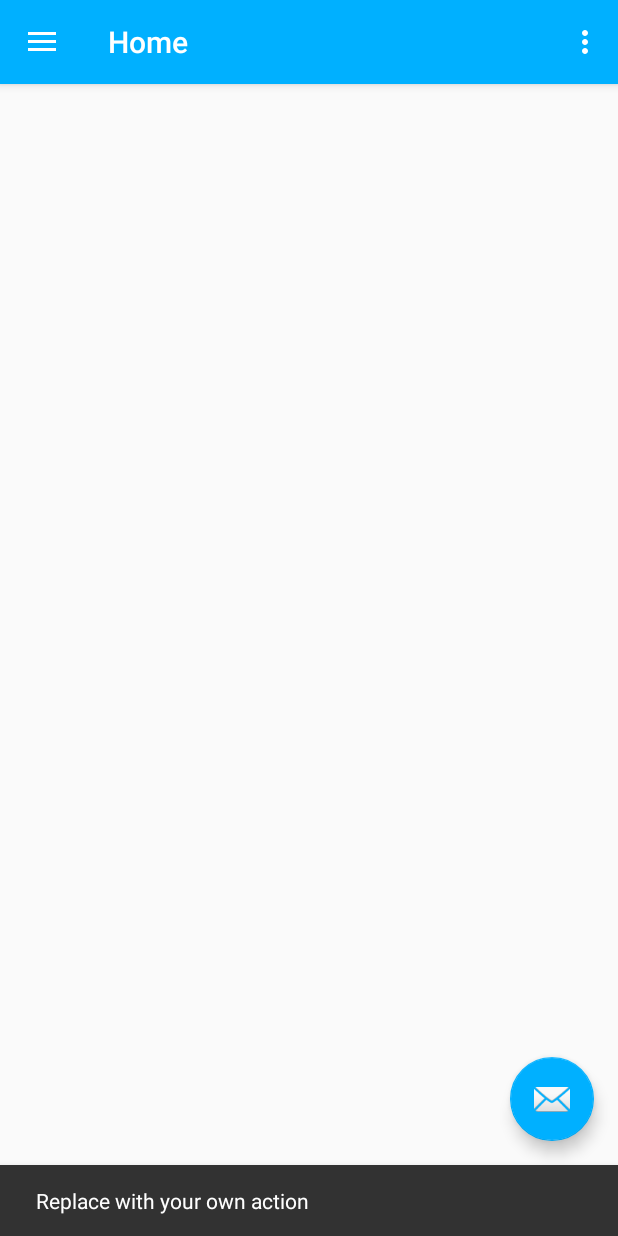
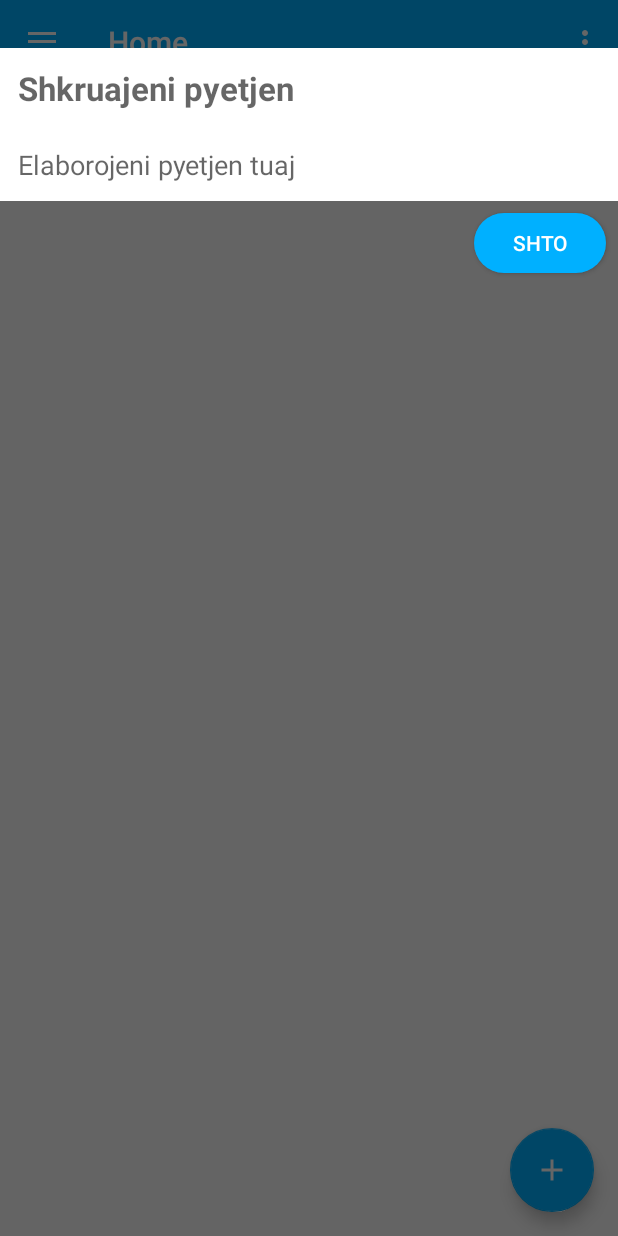
Before and after one commit to elironkryeziu/Sia, an Android app: the screen it shows after launch once a user with an empty profile is signed in (Home), after a tap on an icon or button, on a phone screen of 412 x 824 dp. Run offline under Robolectric (Android 15) with nearby library versions, the phone set to English and light mode, and no system bars; our stand-ins replace Firebase (no records; nobody signed in at launch, a user with empty details on screens opened directly); pictures from the network do not load.

Commit message:
Second commit

```diff
--- a/app/build.gradle
+++ b/app/build.gradle
@@ -32,6 +32,9 @@ dependencies {
     //firebase storage
     implementation 'com.google.firebase:firebase-storage:17.0.0'
 
+    //firebase database
+    implementation 'com.google.firebase:firebase-database:17.0.0'
+
     //Glide library
     implementation 'com.github.bumptech.glide:glide:4.9.0'
     annotationProcessor 'com.github.bumptech.glide:compiler:4.9.0'
@@ -42,6 +45,7 @@ dependencies {
     androidTestImplementation 'com.android.support.test.espresso:espresso-core:3.0.2'
     implementation 'com.android.support:mediarouter-v7:28.0.0'
     implementation 'com.android.support:recyclerview-v7:28.0.0'
+    implementation 'com.android.support:cardview-v7:28.0.0'
 }
 
 apply plugin: 'com.google.gms.google-services'
--- a/app/src/main/java/com/example/fiek/Activities/Home.java
+++ b/app/src/main/java/com/example/fiek/Activities/Home.java
@@ -1,9 +1,14 @@
 package com.example.fiek.Activities;
 
+import android.app.Dialog;
 import android.content.Intent;
+import android.graphics.Color;
+import android.graphics.drawable.ColorDrawable;
+import android.graphics.drawable.Drawable;
 import android.os.Bundle;
 import android.support.design.widget.FloatingActionButton;
 import android.support.design.widget.Snackbar;
+import android.view.Gravity;
 import android.view.View;
 import android.support.v4.view.GravityCompat;
 import android.support.v7.app.ActionBarDrawerToggle;
@@ -14,17 +19,27 @@ import android.support.v4.widget.DrawerLayout;
 import android.support.v7.app.AppCompatActivity;
 import android.support.v7.widget.Toolbar;
 import android.view.Menu;
+import android.widget.Button;
 import android.widget.ImageView;
+import android.widget.ProgressBar;
+import android.widget.Spinner;
 import android.widget.TextView;
+import android.widget.Toast;
 
 import com.bumptech.glide.Glide;
 import com.example.fiek.Fragments.HomeFragment;
 import com.example.fiek.Fragments.ProfileFragment;
 import com.example.fiek.Fragments.SavedFragment;
 import com.example.fiek.Fragments.SettingsFragment;
+import com.example.fiek.Models.Post;
 import com.example.fiek.R;
+import com.google.android.gms.tasks.OnSuccessListener;
 import com.google.firebase.auth.FirebaseAuth;
 import com.google.firebase.auth.FirebaseUser;
+import com.google.firebase.database.DatabaseReference;
+import com.google.firebase.database.FirebaseDatabase;
+
+import java.util.ArrayList;
 
 public class Home extends AppCompatActivity
         implements NavigationView.OnNavigationItemSelectedListener {
@@ -32,6 +47,10 @@ public class Home extends AppCompatActivity
 
     FirebaseAuth mAuth;
     FirebaseUser currentUser;
+    Dialog popAddPost;
+    Button btnAdd;
+    TextView popupTitle,popupContent;
+    ProgressBar popupProgressBar;
 
     @Override
     protected void onCreate(Bundle savedInstanceState) {
@@ -40,18 +59,20 @@ public class Home extends AppCompatActivity
         Toolbar toolbar = findViewById(R.id.toolbar);
         setSupportActionBar(toolbar);
 
-
-        //ini
         mAuth = FirebaseAuth.getInstance();
         currentUser = mAuth.getCurrentUser();
+
+        //metoda qe i inicializon elementet e popup formes per me shtu ni pytje
+        iniPopup();
+
+
 
 
         FloatingActionButton fab = findViewById(R.id.fab);
         fab.setOnClickListener(new View.OnClickListener() {
             @Override
             public void onClick(View view) {
-                Snackbar.make(view, "Replace with your own action", Snackbar.LENGTH_LONG)
-                        .setAction("Action", null).show();
+                popAddPost.show();
             }
         });
         DrawerLayout drawer = findViewById(R.id.drawer_layout);
@@ -63,6 +84,68 @@ public class Home extends AppCompatActivity
         navigationView.setNavigationItemSelectedListener(this);
 
         updateNavHeader();
+    }
+
+    private void iniPopup() {
+        popAddPost = new Dialog(this);
+        popAddPost.setContentView(R.layout.popup_add_post);
+        popAddPost.getWindow().setBackgroundDrawable(new ColorDrawable(Color.TRANSPARENT));
+        popAddPost.getWindow().setLayout(Toolbar.LayoutParams.MATCH_PARENT,Toolbar.LayoutParams.WRAP_CONTENT);
+        popAddPost.getWindow().getAttributes().gravity = Gravity.TOP;
+
+        btnAdd = popAddPost.findViewById(R.id.btnAdd);
+        popupTitle = popAddPost.findViewById(R.id.popupTitle);
+        popupContent = popAddPost.findViewById(R.id.popupContent);
+        popupProgressBar = popAddPost.findViewById(R.id.popProgressBar);
+
+        btnAdd.setOnClickListener(new View.OnClickListener() {
+            @Override
+            public void onClick(View v) {
+                btnAdd.setVisibility(View.INVISIBLE);
+                popupProgressBar.setVisibility(View.VISIBLE);
+
+                if (popupTitle.getText().toString().equals("")){
+                    btnAdd.setVisibility(View.VISIBLE);
+                    popupProgressBar.setVisibility(View.INVISIBLE);
+                    showMessage("Ju lutem shkruajeni pytjen tuaj");
+                }
+                else {
+                    //e ruajme pytjen ne firebase databaze
+                    Post post = new Post(popupTitle.getText().toString(),popupContent.getText().toString(),currentUser.getUid());
+
+                    addPost(post);
+
+
+                }
+
+
+            }
+        });
+
+    }
+
+    private void addPost(Post post) {
+
+        FirebaseDatabase database = FirebaseDatabase.getInstance();
+        DatabaseReference myRef = database.getReference("Posts").push();
+
+        String key = myRef.getKey();
+        post.setPostKey(key);
+
+        myRef.setValue(post).addOnSuccessListener(new OnSuccessListener<Void>() {
+            @Override
+            public void onSuccess(Void aVoid) {
+                showMessage("Pyetja juaj u dergua me sukses");
+                btnAdd.setVisibility(View.VISIBLE);
+                popupProgressBar.setVisibility(View.INVISIBLE);
+                popAddPost.dismiss();
+            }
+        });
+
+    }
+
+    private void showMessage(String message) {
+        Toast.makeText(Home.this,message,Toast.LENGTH_LONG).show();
     }
 
     @Override
--- a/app/src/main/java/com/example/fiek/Activities/RegisterActivity.java
+++ b/app/src/main/java/com/example/fiek/Activities/RegisterActivity.java
@@ -135,6 +135,7 @@ public class RegisterActivity extends AppCompatActivity {
     }
 
     private void createUserAccount(String email, final String name, String password) {
+
         mAuth.createUserWithEmailAndPassword(email,password)
                 .addOnCompleteListener(this, new OnCompleteListener<AuthResult>() {
                     @Override
--- /dev/null
+++ b/app/src/main/res/drawable/ic_add_black_24dp.xml
@@ -0,0 +1,5 @@
+<vector android:height="24dp" android:tint="#FFFFFF"
+    android:viewportHeight="24.0" android:viewportWidth="24.0"
+    android:width="24dp" xmlns:android="http://schemas.android.com/apk/res/android">
+    <path android:fillColor="#FF000000" android:pathData="M19,13h-6v6h-2v-6H5v-2h6V5h2v6h6v2z"/>
+</vector>
--- /dev/null
+++ b/app/src/main/res/drawable/popup_edittext_style.xml
@@ -0,0 +1,8 @@
+<?xml version="1.0" encoding="utf-8"?>
+<shape xmlns:android="http://schemas.android.com/apk/res/android">
+
+    <solid android:color="#ffffff"/>
+    <padding android:top="12dp" android:right="12dp" android:left="12dp"
+        android:bottom="12dp" />
+
+</shape>
--- a/app/src/main/res/layout/app_bar_home.xml
+++ b/app/src/main/res/layout/app_bar_home.xml
@@ -28,6 +28,7 @@
         android:layout_height="wrap_content"
         android:layout_gravity="bottom|end"
         android:layout_margin="@dimen/fab_margin"
-        app:srcCompat="@android:drawable/ic_dialog_email" />
+        android:src="@drawable/ic_add_black_24dp"
+         />
 
 </android.support.design.widget.CoordinatorLayout>
--- a/app/src/main/res/layout/popup_add_post.xml
+++ b/app/src/main/res/layout/popup_add_post.xml
@@ -1,6 +1,64 @@
 <?xml version="1.0" encoding="utf-8"?>
-<android.support.constraint.ConstraintLayout
-    xmlns:android="http://schemas.android.com/apk/res/android" android:layout_width="match_parent"
-    android:layout_height="match_parent">
+<android.support.constraint.ConstraintLayout xmlns:android="http://schemas.android.com/apk/res/android"
+    xmlns:app="http://schemas.android.com/apk/res-auto"
+    xmlns:tools="http://schemas.android.com/tools"
+    android:layout_width="match_parent"
+    android:layout_height="wrap_content">
+
+
+
+
+    <EditText
+        android:id="@+id/popupTitle"
+        android:layout_width="0dp"
+        android:layout_height="wrap_content"
+        android:layout_marginTop="32dp"
+        android:autoText="false"
+        android:background="@drawable/popup_edittext_style"
+        android:ems="10"
+        android:hint="Shkruajeni pyetjen"
+        android:textStyle="bold"
+        android:inputType="textPersonName"
+        android:textSize="22sp"
+        app:layout_constraintEnd_toEndOf="parent"
+        app:layout_constraintStart_toStartOf="parent"
+        app:layout_constraintTop_toTopOf="parent" />
+
+    <EditText
+        android:id="@+id/popupContent"
+        android:layout_width="0dp"
+        android:layout_height="wrap_content"
+        android:background="@drawable/popup_edittext_style"
+        android:ems="10"
+        android:hint="Elaborojeni pyetjen tuaj"
+        android:inputType="textPersonName"
+        app:layout_constraintEnd_toEndOf="parent"
+        app:layout_constraintHorizontal_bias="1.0"
+        app:layout_constraintStart_toStartOf="parent"
+        app:layout_constraintTop_toBottomOf="@+id/popupTitle" />
+
+    <Button
+        android:id="@+id/btnAdd"
+        android:layout_width="wrap_content"
+        android:layout_height="40dp"
+        android:layout_marginTop="8dp"
+        android:layout_marginEnd="8dp"
+        android:layout_marginRight="8dp"
+        android:text="Shto"
+        android:background="@drawable/reg_btn_style"
+        android:textColor="#FFFFFF"
+        app:layout_constraintEnd_toEndOf="parent"
+        app:layout_constraintTop_toBottomOf="@+id/popupContent" />
+
+    <ProgressBar
+        android:id="@+id/popProgressBar"
+        style="?android:attr/progressBarStyle"
+        android:layout_width="wrap_content"
+        android:layout_height="wrap_content"
+        android:visibility="invisible"
+        app:layout_constraintBottom_toBottomOf="@+id/btnAdd"
+        app:layout_constraintEnd_toEndOf="@+id/btnAdd"
+        app:layout_constraintStart_toStartOf="@+id/btnAdd"
+        app:layout_constraintTop_toTopOf="@+id/btnAdd" />
 
 </android.support.constraint.ConstraintLayout>
```
Also changed, not shown: app/src/main/java/com/example/fiek/Models/Post.java (added, +61 -0 lines), app/src/main/res/drawable/cardpost_style.xml (added, +7 -0 lines), app/src/main/res/layout/row_post_item.xml (added, +22 -0 lines).
